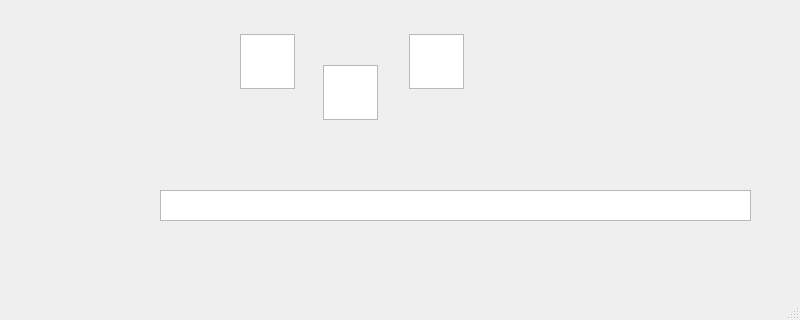
Old version of the form gui/mainwindow.ui in the repository DanielDuranSW/TFG-DigitalTwin; both pictures show x 0 to 800 and y 280 to 600 of the 800 by 600 pixel window.
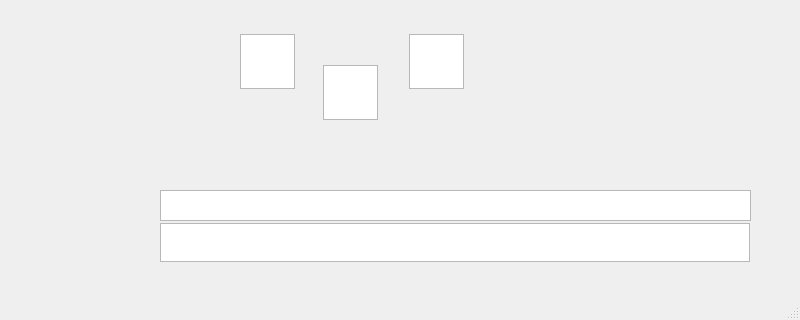
New version of the form. Icons and pictures are not drawn.

Commit message:
save ram to flash
also added flash buffer dynamic

```diff
--- a/gui/mainwindow.ui
+++ b/gui/mainwindow.ui
@@ -325,6 +325,16 @@
      </rect>
     </property>
    </widget>
+   <widget class="QGraphicsView" name="graphicsViewFlash">
+    <property name="geometry">
+     <rect>
+      <x>160</x>
+      <y>503</y>
+      <width>590</width>
+      <height>39</height>
+     </rect>
+    </property>
+   </widget>
    <zorder>label</zorder>
    <zorder>graphicsViewFsr</zorder>
    <zorder>graphicsViewImu</zorder>
```
Left out of the diff: 1 changed line with no effect on the pictures. The commit also changes 5 other files.
